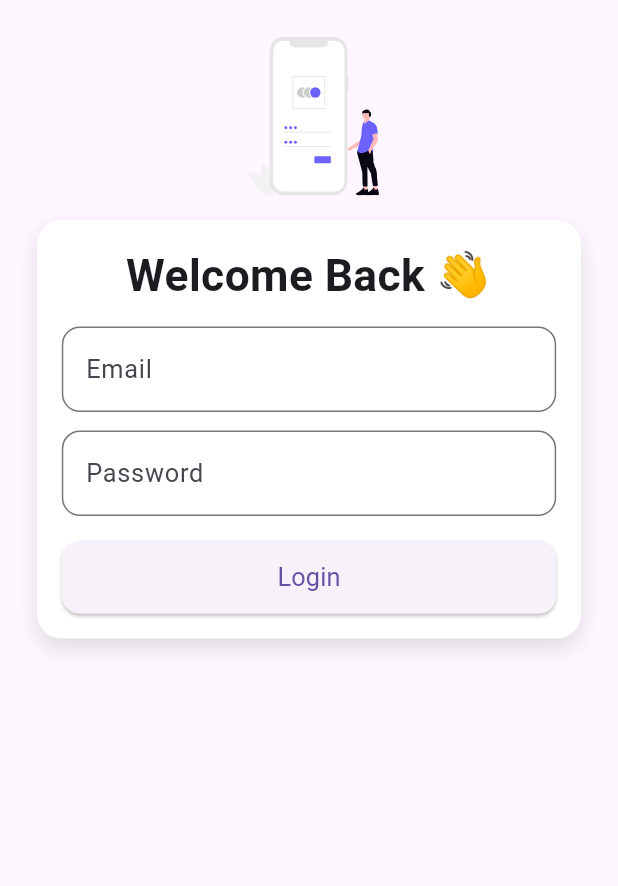
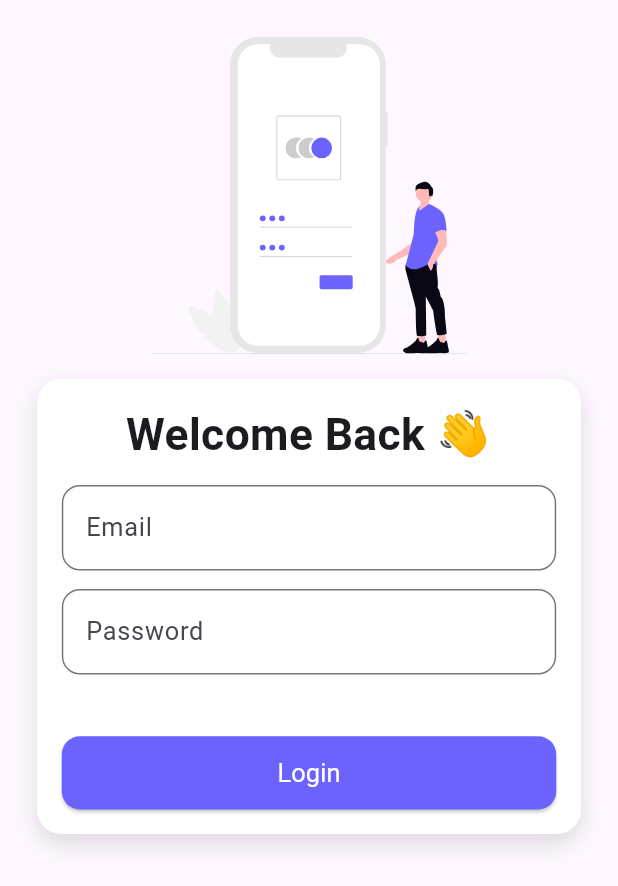
Before and after one commit to Mudit200408/responsive_scaler, a Flutter app: the screen it shows after launch, on a phone screen of 412 x 824 dp. Shown: the top 886 px of the screen. Run offline on Flutter 3.47's test engine with Material 3 defaults, Android fonts, the phone set to English and light mode, and no system bars; our stand-ins replace flutter_svg, responsive_framework.

Commit message:
Make the syntax more readable and more robust without context everywhere

```diff
--- a/example/lib/main.dart
+++ b/example/lib/main.dart
@@ -1,12 +1,14 @@
 import 'package:flutter/material.dart';
-import 'package:flutter_svg/flutter_svg.dart';
+import 'package:flutter_svg/svg.dart';
 import 'package:responsive_framework/responsive_framework.dart';
+// Assuming your package files are structured like this
 import 'package:responsive_scaler/responsive_scaler.dart';
 
 void main() {
   WidgetsFlutterBinding.ensureInitialized();
 
-  ResponsiveScaler.init(designWidth: 390, maxAccessibilityScale: 1.5);
+  // Initialization remains the same - this is where the magic starts
+  ResponsiveScaler.init(designWidth: 390, maxAccessibilityScale: 1.8);
 
   runApp(const MyApp());
 }
@@ -20,6 +22,7 @@ class MyApp extends StatelessWidget {
       debugShowCheckedModeBanner: false,
       title: 'Responsive Login Demo',
       theme: ThemeData(primarySwatch: Colors.blue, useMaterial3: true),
+      // The builder is crucial. It captures the screen data on each rebuild.
       builder: (context, child) {
         final scaledChild = ResponsiveScaler.scale(
           context: context,
@@ -51,7 +54,7 @@ class LoginPage extends StatelessWidget {
       body: SingleChildScrollView(
         child: Center(
           child: Padding(
-            padding: EdgeInsets.all(ResponsiveSpacing.widthLarge(context)),
+            padding: EdgeInsets.all(ResponsiveSpacing.wLarge),
             child: ResponsiveRowColumn(
               layout: isMobile
                   ? ResponsiveRowColumnType.COLUMN
@@ -64,18 +67,14 @@ class LoginPage extends StatelessWidget {
                   rowFlex: 1,
                   child: Padding(
                     padding: EdgeInsets.only(
-                      bottom: isMobile
-                          ? ResponsiveSpacing.heightLarge(context)
-                          : 0,
-                      right: isMobile
-                          ? 0
-                          : ResponsiveSpacing.widthLarge(context),
+                      // --- CHANGE: Using context-free ResponsiveSpacing constants ---
+                      bottom: isMobile ? ResponsiveSpacing.hLarge : 0,
+                      right: isMobile ? 0 : ResponsiveSpacing.wLarge,
                     ),
                     child: SvgPicture.asset(
                       "assets/login_illustration.svg",
-                      height: isMobile
-                          ? scaledSize(context, 100)
-                          : scaledSize(context, 200),
+                      // --- CHANGE: Using the simpler, context-free scaled() helper ---
+                      height: isMobile ? scaled(200) : scaled(300),
                     ),
                   ),
                 ),
@@ -83,7 +82,8 @@ class LoginPage extends StatelessWidget {
                 // Login Form
                 ResponsiveRowColumnItem(
                   rowFlex: 1,
-                  child: _buildLoginForm(context),
+                  // --- CHANGE: Removed context passing, as it's no longer needed ---
+                  child: _buildLoginForm(),
                 ),
               ],
             ),
@@ -93,27 +93,31 @@ class LoginPage extends StatelessWidget {
     );
   }
 
-  Widget _buildLoginForm(BuildContext context) {
+  // --- CHANGE: This method no longer needs the BuildContext ---
+  Widget _buildLoginForm() {
     return SingleChildScrollView(
       child: Container(
-        padding: EdgeInsets.all(ResponsiveSpacing.widthMedium(context)),
-        //constraints: const BoxConstraints(maxWidth: 400),
+        padding: EdgeInsets.all(ResponsiveSpacing.wMedium),
+        constraints:
+            BoxConstraints(maxWidth: scaled(400)), // Constrain form width
         decoration: BoxDecoration(
           color: Colors.white,
           borderRadius: BorderRadius.circular(16),
-          boxShadow: [
+          boxShadow: const [
             BoxShadow(
               color: Colors.black12,
               blurRadius: 12,
-              offset: const Offset(0, 6),
+              offset: Offset(0, 6),
             ),
           ],
         ),
         child: Column(
           mainAxisSize: MainAxisSize.min,
           children: [
+            // Text scales automatically
             Text("Welcome Back 👋", style: AppTextStyles.headlineMedium),
-            SizedBox(height: ResponsiveSpacing.heightMedium(context)),
+
+            SizedBox(height: ResponsiveSpacing.hMedium),
 
             // Email
             TextField(
@@ -124,7 +128,8 @@ class LoginPage extends StatelessWidget {
                 ),
               ),
             ),
-            SizedBox(height: ResponsiveSpacing.heightMedium(context)),
+
+            SizedBox(height: ResponsiveSpacing.hMedium),
 
             // Password
             TextField(
@@ -136,7 +141,8 @@ class LoginPage extends StatelessWidget {
                 ),
               ),
             ),
-            SizedBox(height: ResponsiveSpacing.heightLarge(context)),
+
+            SizedBox(height: ResponsiveSpacing.hCustom(0.05)),
 
             // Button
             SizedBox(
@@ -144,13 +150,16 @@ class LoginPage extends StatelessWidget {
               child: ElevatedButton(
                 onPressed: () {},
                 style: ElevatedButton.styleFrom(
+                  backgroundColor: const Color(0xFF6c63ff),
+                  foregroundColor: Colors.white,
                   padding: EdgeInsets.symmetric(
-                    vertical: ResponsiveSpacing.heightMedium(context),
+                    vertical: ResponsiveSpacing.hMedium,
                   ),
                   shape: RoundedRectangleBorder(
                     borderRadius: BorderRadius.circular(12),
                   ),
                 ),
+                // Text scales automatically
                 child: Text("Login", style: AppTextStyles.bodyLarge),
               ),
             ),
--- a/lib/src/app_text_styles.dart
+++ b/lib/src/app_text_styles.dart
@@ -1,6 +1,6 @@
 import 'package:flutter/material.dart';
 
-/// Centralized font weights (to keep it clean and reusable)
+/// Centralized font weights for consistent typography across the app.
 class AppFontWeights {
   static const thin = FontWeight.w100;
   static const extraLight = FontWeight.w200;
@@ -13,84 +13,84 @@ class AppFontWeights {
   static const black = FontWeight.w900;
 }
 
-/// Example text styles aligned with Material 3, now covering all weights
+/// Pre-defined text styles following Material 3 design guidelines.
 class AppTextStyles {
   // --- Display Styles (very large text, impactful) ---
-  static const TextStyle displayLarge = TextStyle(
+  static final TextStyle displayLarge = TextStyle(
     fontSize: 57,
     fontWeight: AppFontWeights.regular,
   );
 
-  static const TextStyle displayMedium = TextStyle(
+  static final TextStyle displayMedium = TextStyle(
     fontSize: 45,
     fontWeight: AppFontWeights.regular,
   );
 
-  static const TextStyle displaySmall = TextStyle(
+  static final TextStyle displaySmall = TextStyle(
     fontSize: 36,
     fontWeight: AppFontWeights.regular,
   );
 
   // --- Headline Styles ---
-  static const TextStyle headlineLarge = TextStyle(
+  static final TextStyle headlineLarge = TextStyle(
     fontSize: 32,
     fontWeight: AppFontWeights.bold,
   );
 
-  static const TextStyle headlineMedium = TextStyle(
+  static final TextStyle headlineMedium = TextStyle(
     fontSize: 28,
     fontWeight: AppFontWeights.semiBold,
   );
 
-  static const TextStyle headlineSmall = TextStyle(
+  static final TextStyle headlineSmall = TextStyle(
     fontSize: 24,
     fontWeight: AppFontWeights.semiBold,
   );
 
   // --- Title Styles ---
-  static const TextStyle titleLarge = TextStyle(
+  static final TextStyle titleLarge = TextStyle(
     fontSize: 22,
     fontWeight: AppFontWeights.medium,
   );
 
-  static const TextStyle titleMedium = TextStyle(
+  static final TextStyle titleMedium = TextStyle(
     fontSize: 18,
     fontWeight: AppFontWeights.medium,
   );
 
-  static const TextStyle titleSmall = TextStyle(
+  static final TextStyle titleSmall = TextStyle(
     fontSize: 14,
     fontWeight: AppFontWeights.medium,
   );
 
   // --- Body Styles ---
-  static const TextStyle bodyLarge = TextStyle(
+  static final TextStyle bodyLarge = TextStyle(
     fontSize: 16,
     fontWeight: AppFontWeights.regular,
   );
 
-  static const TextStyle bodyMedium = TextStyle(
+  static final TextStyle bodyMedium = TextStyle(
     fontSize: 14,
     fontWeight: AppFontWeights.regular,
   );
 
-  static const TextStyle bodySmall = TextStyle(
+  static final TextStyle bodySmall = TextStyle(
     fontSize: 12,
     fontWeight: AppFontWeights.regular,
   );
 
   // --- Label Styles ---
-  static const TextStyle labelLarge = TextStyle(
+  static final TextStyle labelLarge = TextStyle(
     fontSize: 14,
     fontWeight: AppFontWeights.medium,
   );
 
-  static const TextStyle labelMedium = TextStyle(
+  static final TextStyle labelMedium = TextStyle(
     fontSize: 12,
     fontWeight: AppFontWeights.medium,
   );
 
-  static const TextStyle labelSmall = TextStyle(
+  static final TextStyle labelSmall = TextStyle(
     fontSize: 11,
     fontWeight: AppFontWeights.medium,
   );
--- a/lib/src/responsive_spacing.dart
+++ b/lib/src/responsive_spacing.dart
@@ -1,27 +1,24 @@
-import 'package:flutter/material.dart';
+// No import 'package:flutter/material.dart'; needed
+import 'package:responsive_scaler/responsive_scaler.dart';
 
+/// A collection of pre-scaled spacing constants based on screen dimensions.
+///
+/// Provides responsive spacing values that automatically adjust to different screen sizes.
+/// Use height-based spacing (h*) for vertical spacing and width-based spacing (w*) for horizontal spacing.
 class ResponsiveSpacing {
   // Height-based spacing
-  static double heightExtraSmall(BuildContext context) =>
-      MediaQuery.of(context).size.height * 0.005;
-  static double heightSmall(BuildContext context) =>
-      MediaQuery.of(context).size.height * 0.01;
-  static double heightMedium(BuildContext context) =>
-      MediaQuery.of(context).size.height * 0.015;
-  static double heightLarge(BuildContext context) =>
-      MediaQuery.of(context).size.height * 0.02;
-  static double heightExtraLarge(BuildContext context) =>
-      MediaQuery.of(context).size.height * 0.03;
+  static double get hXSmall => ResponsiveScaler.screenHeight * 0.005;
+  static double get hSmall => ResponsiveScaler.screenHeight * 0.01;
+  static double get hMedium => ResponsiveScaler.screenHeight * 0.015;
+  static double get hLarge => ResponsiveScaler.screenHeight * 0.02;
+  static double get hXLarge => ResponsiveScaler.screenHeight * 0.03;
+  static double hCustom(double factor) => ResponsiveScaler.screenHeight * factor;
 
   // Width-based spacing
-  static double widthExtraSmall(BuildContext context) =>
-      MediaQuery.of(context).size.width * 0.01;
-  static double widthSmall(BuildContext context) =>
-      MediaQuery.of(context).size.width * 0.02;
-  static double widthMedium(BuildContext context) =>
-      MediaQuery.of(context).size.width * 0.04;
-  static double widthLarge(BuildContext context) =>
-      MediaQuery.of(context).size.width * 0.06;
-  static double widthExtraLarge(BuildContext context) =>
-      MediaQuery.of(context).size.width * 0.08;
+  static double get wXSmall => ResponsiveScaler.screenWidth * 0.01;
+  static double get wSmall => ResponsiveScaler.screenWidth * 0.02;
+  static double get wMedium => ResponsiveScaler.screenWidth * 0.04;
+  static double get wLarge => ResponsiveScaler.screenWidth * 0.06;
+  static double get wXLarge => ResponsiveScaler.screenWidth * 0.08;
+  static double wCustom(double factor) => ResponsiveScaler.screenWidth * factor;
 }
--- a/lib/src/scale_helper.dart
+++ /dev/null
@@ -1,7 +0,0 @@
-import 'package:flutter/widgets.dart';
-import 'scale_manager.dart';
-
-/// Scale any size (icon, svg, spacing etc.) based on the responsive factor
-double scaledSize(BuildContext context, double baseSize) {
-  return baseSize * context.scaleFactor;
-}
--- a/lib/src/scale_manager.dart
+++ /dev/null
@@ -1,79 +0,0 @@
-import 'package:flutter/material.dart';
-import 'dart:math';
-
-class ResponsiveScaler {
-  // Global configuration variables, set once at app start.
-  static double? _designWidth;
-  static double _minScale = 0.8;
-  static double _maxScale = 1.4;
-  static double _maxAccessibilityScale = 1.8;
-
-  /// Initializes the ResponsiveScaler with your app's design specifications.
-  /// This must be called once in your main() function before runApp().
-  static void init({
-    required double designWidth,
-    double minScale = 0.8,
-    double maxScale = 1.4,
-    double maxAccessibilityScale = 1.8,
-  }) {
-    _designWidth = designWidth;
-    _minScale = minScale;
-    _maxScale = maxScale;
-    _maxAccessibilityScale = maxAccessibilityScale;
-  }
-
-  /// Calculates the responsive scale factor based on the current screen width.
-  static double getScaleFactor(BuildContext context) {
-    assert(
-      _designWidth != null,
-      'ResponsiveScaler.init() must be called before using scaleFactor! Call it in your main() function.',
-    );
-
-    final currentWidth = MediaQuery.of(context).size.width;
-    final scale = currentWidth / _designWidth!;
-
-    // Clamp the scale factor to the defined min and max values.
-    return min(_maxScale, max(_minScale, scale));
-  }
-
-  /// A widget builder that applies automatic scaling to all descendant Text widgets.
-  static Widget scale({
-    required BuildContext context,
-    required Widget child,
-    bool preserveAccessibility = true,
-  }) {
-    assert(
-      _designWidth != null,
-      'ResponsiveScaler.init() must be called before using scale()! Call it in your main() function.',
-    );
-
-    final mediaQuery = MediaQuery.of(context);
-    final scaleFactor = getScaleFactor(context);
-
-    final TextScaler textScaler;
-
-    if (preserveAccessibility) {
-      // Calculate the combined scale from responsive factor and system accessibility.
-      final combinedScale = scaleFactor * mediaQuery.textScaler.scale(1.0);
-
-      // Clamp the final combined scale using the value set in init().
-      final clampedCombinedScale = min(_maxAccessibilityScale, combinedScale);
-
-      textScaler = TextScaler.linear(clampedCombinedScale);
-    } else {
-      // If not preserving accessibility, just use the responsive scale factor.
-      textScaler = TextScaler.linear(scaleFactor);
-    }
-
-    return MediaQuery(
-      data: mediaQuery.copyWith(textScaler: textScaler),
-      child: child,
-    );
-  }
-}
-
-/// Extension on BuildContext to easily access the scale factor for manual scaling.
-extension ResponsiveContext on BuildContext {
-  /// The current responsive scale factor, clamped by min/maxScale.
-  double get scaleFactor => ResponsiveScaler.getScaleFactor(this);
-}
--- /dev/null
+++ b/lib/src/sizing_helpers.dart
@@ -0,0 +1,10 @@
+// No import 'package:flutter/widgets.dart'; needed
+import 'package:responsive_scaler/responsive_scaler.dart';
+
+/// Scales a given size based on the responsive scale factor.
+///
+/// Use this helper function to scale any numeric value (like icon sizes, padding, etc.)
+/// according to the current screen size and scaling configuration.
+///
+/// Example: `Icon(Icons.home, size: scaled(24))`
+double scaled(double size) => size * ResponsiveScaler.scaleFactor;
```
Also changed, not shown: example/pubspec.yaml (+7 -76 lines), lib/responsive_scaler.dart (+3 -5 lines), lib/src/app_icon_sizes.dart (deleted, +0 -12 lines), lib/src/responsive_app.dart (deleted, +0 -28 lines), lib/src/responsive_scaler.dart (+36 -31 lines), pubspec.yaml (+15 -42 lines), example/pubspec.lock, 6 other files.
